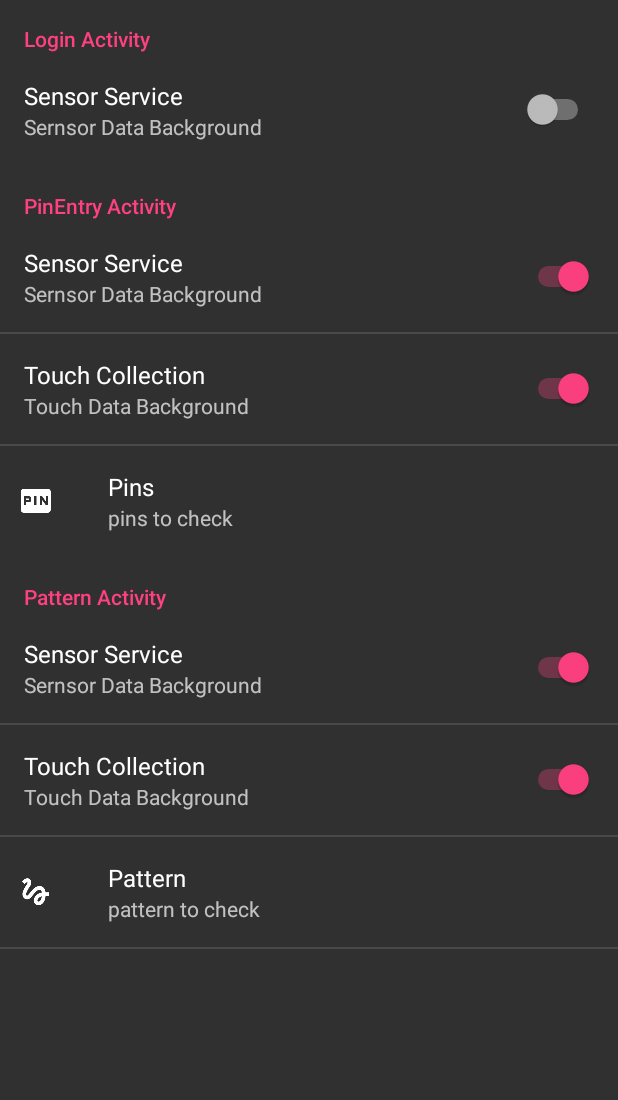
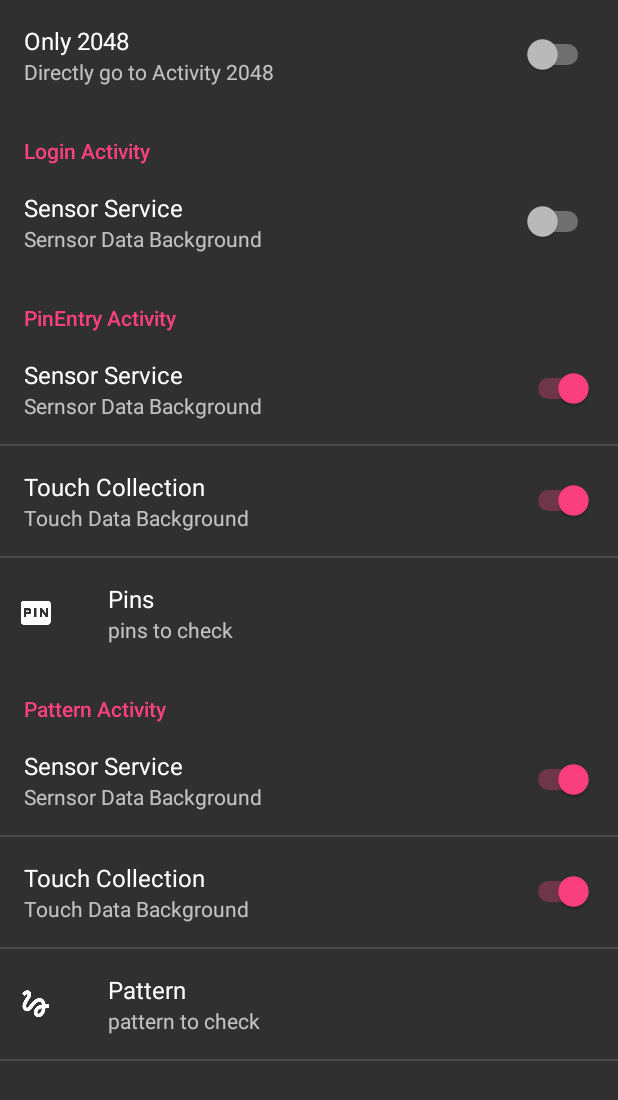
Before and after one commit to yushiching/GestureLock2048, an Android app: the screen it shows after launch (DataCollectSettingActivity), after a tap on an icon or button, on a phone screen of 412 x 824 dp. Shown: the top 1100 px of the screen. Run offline under Robolectric (Android 15) with nearby library versions, the phone set to English and light mode, and no system bars; our stand-ins replace ButterKnife; libraries missing offline, so code that uses them is left out: com.opencsv, com.orhanobut.logger; 2 statements that could not run were skipped.

Commit message:
add 2048 direct go

```diff
--- a/app/build.gradle
+++ b/app/build.gradle
@@ -16,6 +16,12 @@ android {
         release {
             minifyEnabled false
             //proguardFiles getDefaultProguardFile('proguard-android.txt'), 'proguard-rules.pro'
+        }
+    }
+
+    applicationVariants.all { variant ->
+        variant.outputs.all {
+            outputFileName = "a2048.${variant.name}-${variant.versionName}.apk"
         }
     }
     lintOptions {
--- a/app/src/main/java/com/uberspot/a2048/LoginActivity.java
+++ b/app/src/main/java/com/uberspot/a2048/LoginActivity.java
@@ -5,11 +5,13 @@ import android.animation.AnimatorListenerAdapter;
 import android.annotation.TargetApi;
 import android.app.Activity;
 import android.content.Context;
+import android.content.SharedPreferences;
 import android.graphics.Color;
 import android.os.AsyncTask;
 import android.os.Build;
 import android.os.Bundle;
 import android.os.Environment;
+import android.preference.PreferenceManager;
 import android.provider.Settings;
 import android.text.SpannableStringBuilder;
 import android.text.TextUtils;
@@ -77,6 +79,7 @@ public class LoginActivity extends Activity {
     public static String mTouchFilePath = null;
     public static String mSensorFilePath = null;
 
+    private SharedPreferences preferences;
     private ArrayList<String[]> mUserInfo = new ArrayList<>();
 
     @Override
@@ -85,7 +88,7 @@ public class LoginActivity extends Activity {
         setContentView(R.layout.activity_login);
         ButterKnife.bind(this);
 
-
+        preferences = PreferenceManager.getDefaultSharedPreferences(this);
 
         /* Added by Xiaopeng. Check the availability of external storage. */
         boolean isExternalStorageAvailable = isExternalStorageWritable();
@@ -220,8 +223,17 @@ public class LoginActivity extends Activity {
     }
 
     private void startNextStage() {
-        PinEntryActivity.startActivity(this);
-        //MainActivity.startActivity(this);
+
+
+        boolean val=preferences.getBoolean(getString(R.string.switch_preference_go2048), false);
+
+        if(val){
+            MainActivity.startActivity(this);
+        }else {
+            PinEntryActivity.startActivity(this);
+        }
+
+        //
         //LockScreenActivity.startActivity(this);
         //TestServiceActivity.startActivity(this);
     }
--- a/app/src/main/res/values/strings.xml
+++ b/app/src/main/res/values/strings.xml
@@ -27,6 +27,7 @@
     <string name="switch_preference_pat_sersor">switch_preference_pat_sersor</string>
     <string name="switch_preference_pat_touch">switch_preference_pat_touch</string>
     <string name="gen_preference_pat_checklist">switch_preference_pat_checklist</string>
+    <string name="switch_preference_go2048">switch_preference_go2048</string>
 
 
     <string name="sensor_service">Sensor Service</string>
--- a/app/src/main/res/xml/data_collect_settings.xml
+++ b/app/src/main/res/xml/data_collect_settings.xml
@@ -1,6 +1,12 @@
 <?xml version="1.0" encoding="utf-8"?>
 <PreferenceScreen xmlns:android="http://schemas.android.com/apk/res/android">
 
+    <SwitchPreference
+        android:defaultValue="false"
+        android:key="@string/switch_preference_go2048"
+        android:summary="Directly go to Activity 2048"
+        android:title="Only 2048"
+        android:visibility="visible" />
     <PreferenceCategory android:title="Login Activity">
 
         <SwitchPreference
```
Also changed, not shown: app/src/main/res/layout/activity_lock_screen.xml (+7 -6 lines).
